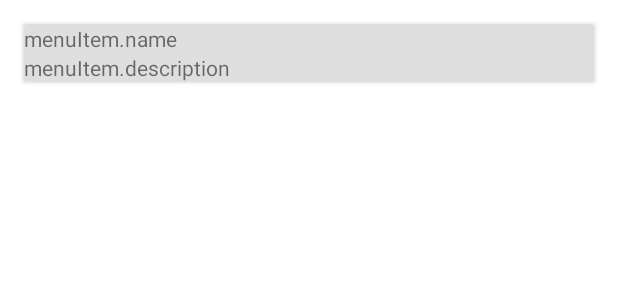
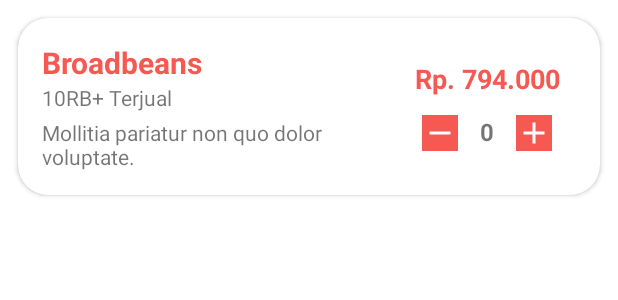
Before and after one commit to ranjabi/IF3210-2023-Android-NKR, an Android app: the layout list_menu_item.xml on its own in the app's theme, with its tools: preview values and no code run, on a phone screen of 412 x 824 dp. Shown: the top 300 px of the screen. Run offline under Robolectric (Android 15) with nearby library versions, the light colour scheme and no system bars.

Commit message:
feat: add menu click listener

```diff
--- a/app/src/main/java/com/example/majika/adapter/ListMenuAdapter.kt
+++ b/app/src/main/java/com/example/majika/adapter/ListMenuAdapter.kt
@@ -8,14 +8,7 @@ import androidx.recyclerview.widget.RecyclerView
 import com.example.majika.databinding.ListMenuItemBinding
 import com.example.majika.model.MenuItem
 
-class ListMenuAdapter : ListAdapter<MenuItem, ListMenuAdapter.MenuItemViewHolder>(DiffCallback) {
-
-    class MenuItemViewHolder(private var binding: ListMenuItemBinding) : RecyclerView.ViewHolder(binding.root) {
-        fun bind(MenuItem: MenuItem) {
-            binding.menuItem = MenuItem
-            binding.executePendingBindings()
-        }
-    }
+class ListMenuAdapter(val increaseClickListener: MenuItemIncreaseListener, val decreaseClickListener: MenuItemDecreaseListener) : ListAdapter<MenuItem, ListMenuAdapter.MenuItemViewHolder>(DiffCallback) {
 
     override fun onCreateViewHolder(
         parent: ViewGroup,
@@ -26,7 +19,20 @@ class ListMenuAdapter : ListAdapter<MenuItem, ListMenuAdapter.MenuItemViewHolder
 
     override fun onBindViewHolder(holder: ListMenuAdapter.MenuItemViewHolder, position: Int) {
         val menuItem = getItem(position)
-        holder.bind(menuItem)
+        holder.bind(menuItem, increaseClickListener, decreaseClickListener)
+    }
+
+    class MenuItemViewHolder(private var binding: ListMenuItemBinding) : RecyclerView.ViewHolder(binding.root) {
+        fun bind(
+            MenuItem: MenuItem,
+            increaseClickListener: MenuItemIncreaseListener,
+            decreaseClickListener: MenuItemDecreaseListener
+        ) {
+            binding.menuItem = MenuItem
+            binding.increaseClickListener = increaseClickListener
+            binding.decreaseClickListener = decreaseClickListener
+            binding.executePendingBindings()
+        }
     }
 
     companion object DiffCallback : DiffUtil.ItemCallback<MenuItem>() {
@@ -41,3 +47,11 @@ class ListMenuAdapter : ListAdapter<MenuItem, ListMenuAdapter.MenuItemViewHolder
     }
 
 }
+
+class MenuItemIncreaseListener(val increaseclickListener: ((name: String) -> Unit?)? = null)  {
+    fun onIncreaseClick(menuItem: MenuItem) = increaseclickListener?.invoke(menuItem.name)
+}
+
+class MenuItemDecreaseListener(val decreaseclickListener: ((name: String) -> Unit?)? = null)  {
+    fun onDecreaseClick(menuItem: MenuItem) = decreaseclickListener?.invoke(menuItem.name)
+}
--- a/app/src/main/java/com/example/majika/view/MenuFragment.kt
+++ b/app/src/main/java/com/example/majika/view/MenuFragment.kt
@@ -1,14 +1,18 @@
 package com.example.majika.view
 
 import android.os.Bundle
+import android.util.Log
 import android.view.LayoutInflater
 import android.view.View
 import android.view.ViewGroup
+import android.widget.Toast
 import androidx.fragment.app.Fragment
 import androidx.fragment.app.viewModels
 import androidx.navigation.fragment.findNavController
 import com.example.majika.R
 import com.example.majika.adapter.ListMenuAdapter
+import com.example.majika.adapter.MenuItemDecreaseListener
+import com.example.majika.adapter.MenuItemIncreaseListener
 import com.example.majika.databinding.FragmentMenuBinding
 import com.example.majika.viewmodel.MenuViewModel
 
@@ -22,9 +26,7 @@ class MenuFragment : Fragment() {
      * to enable data binding to observe liveData
      */
     override fun onCreateView(
-        inflater: LayoutInflater,
-        container: ViewGroup?,
-        savedInstanceState: Bundle?
+        inflater: LayoutInflater, container: ViewGroup?, savedInstanceState: Bundle?
     ): View? {
         _binding = FragmentMenuBinding.inflate(inflater)
 
@@ -33,7 +35,13 @@ class MenuFragment : Fragment() {
 
         // give binding access to menuViewModel
         binding.menuViewModel = viewModel
-        binding.recyclerView.adapter = ListMenuAdapter()
+        binding.recyclerView.adapter = ListMenuAdapter(MenuItemIncreaseListener { name ->
+            Log.d("MenuFragment", "${name} increase clicked")
+            Toast.makeText(context, "${name} increase clicked", Toast.LENGTH_LONG).show()
+        }, MenuItemDecreaseListener { name ->
+            Log.d("MenuFragment", "${name} decrease clicked")
+            Toast.makeText(context, "${name} decrease clicked", Toast.LENGTH_LONG).show()
+        })
         return binding.root
     }
 
--- a/app/src/main/java/com/example/majika/viewmodel/MenuViewModel.kt
+++ b/app/src/main/java/com/example/majika/viewmodel/MenuViewModel.kt
@@ -8,6 +8,8 @@ import androidx.lifecycle.viewModelScope
 import com.example.majika.model.MenuItem
 import com.example.majika.network.MajikaApi
 import kotlinx.coroutines.launch
+
+private const val TAG = "MenuViewModel"
 
 class MenuViewModel : ViewModel() {
     private val _status = MutableLiveData<String>()
@@ -23,9 +25,11 @@ class MenuViewModel : ViewModel() {
         viewModelScope.launch {
             try {
                 _menuItem.value = MajikaApi.retrofitService.getAllMenu().data
-                Log.d("MenuViewModel", menuItem.toString())
+                Log.d(TAG, menuItem.toString())
+                Log.d(TAG, "api loaded")
             } catch (e: Exception) {
                 _status.value = "Failure: ${e.message}"
+                Log.d(TAG, "Failure: ${e.message}")
             }
         }
     }
--- /dev/null
+++ b/app/src/main/res/drawable/baseline_add_24.xml
@@ -0,0 +1,5 @@
+<vector android:height="24dp" android:tint="#FFFFFF"
+    android:viewportHeight="24" android:viewportWidth="24"
+    android:width="24dp" xmlns:android="http://schemas.android.com/apk/res/android">
+    <path android:fillColor="@android:color/white" android:pathData="M19,13h-6v6h-2v-6H5v-2h6V5h2v6h6v2z"/>
+</vector>
--- /dev/null
+++ b/app/src/main/res/drawable/baseline_remove_24.xml
@@ -0,0 +1,5 @@
+<vector android:height="24dp" android:tint="#FFFFFF"
+    android:viewportHeight="24" android:viewportWidth="24"
+    android:width="24dp" xmlns:android="http://schemas.android.com/apk/res/android">
+    <path android:fillColor="@android:color/white" android:pathData="M19,13H5v-2h14v2z"/>
+</vector>
--- a/app/src/main/res/layout/fragment_menu.xml
+++ b/app/src/main/res/layout/fragment_menu.xml
@@ -13,7 +13,8 @@
 
     <FrameLayout
         android:layout_width="match_parent"
-        android:layout_height="match_parent">
+        android:layout_height="match_parent"
+        android:background="#F5F5F5">
 
         <Button
             android:id="@+id/button2"
@@ -21,8 +22,10 @@
             android:layout_height="wrap_content"
             android:onClick="@{() -> menuFragment.goToNextScreen()}"
             android:text="go to cart"
-            tools:layout_editor_absoluteX="104dp"
-            tools:layout_editor_absoluteY="271dp" />
+            app:layout_constraintBottom_toBottomOf="parent"
+            app:layout_constraintEnd_toEndOf="parent"
+            app:layout_constraintStart_toStartOf="@+id/recyclerView"
+            app:layout_constraintTop_toTopOf="@+id/recyclerView" />
 
         <androidx.recyclerview.widget.RecyclerView
             android:id="@+id/recyclerView"
--- a/app/src/main/res/layout/list_menu_item.xml
+++ b/app/src/main/res/layout/list_menu_item.xml
@@ -9,46 +9,121 @@
         <variable
             name="menuItem"
             type="com.example.majika.model.MenuItem" />
+        <variable
+            name="increaseClickListener"
+            type="com.example.majika.adapter.MenuItemIncreaseListener" />
+        <variable
+            name="decreaseClickListener"
+            type="com.example.majika.adapter.MenuItemDecreaseListener" />
     </data>
 
-    <LinearLayout
+    <RelativeLayout
         android:layout_width="match_parent"
-        android:layout_height="match_parent"
-        android:orientation="vertical"
-        android:padding="8dp">
+        android:layout_height="match_parent">
 
         <androidx.cardview.widget.CardView
             android:layout_width="match_parent"
             android:layout_height="wrap_content"
-            android:layout_margin="8dp"
-            android:layout_marginVertical="12dp"
-            android:layout_marginStart="8dp"
-            android:layout_marginTop="8dp"
-            android:layout_marginBottom="8dp"
-            android:padding="10dp"
-            app:cardBackgroundColor="#DFDFDF">
+            android:layout_margin="12dp"
+            app:cardCornerRadius="20dp">
 
             <LinearLayout
                 android:layout_width="match_parent"
-                android:layout_height="wrap_content"
-                android:orientation="vertical"
-                android:outlineProvider="bounds">
+                android:layout_height="match_parent"
+                android:orientation="horizontal"
+                android:padding="16dp"
+                android:weightSum="3">
 
+                <LinearLayout
+                    android:layout_width="0dp"
+                    android:layout_height="match_parent"
+                    android:layout_weight="2"
+                    android:orientation="vertical"
+                    android:outlineProvider="bounds">
 
-                <TextView
-                    android:layout_width="wrap_content"
-                    android:layout_height="wrap_content"
-                    android:text="@{menuItem.name}"
-                    tools:text="menuItem.name" />
+                    <TextView
+                        android:layout_width="match_parent"
+                        android:layout_height="wrap_content"
+                        android:text="@{menuItem.name}"
+                        android:textColor="?attr/colorPrimary"
+                        android:textSize="20sp"
+                        android:textStyle="bold"
+                        tools:text="Broadbeans" />
 
-                <TextView
-                    android:id="@+id/textView2"
-                    android:layout_width="wrap_content"
-                    android:layout_height="wrap_content"
-                    android:text="@{menuItem.description}"
-                    tools:text="menuItem.description" />
+                    <TextView
+                        android:layout_width="match_parent"
+                        android:layout_height="wrap_content"
+                        android:text="@{menuItem.sold}"
+                        tools:text="10RB+ Terjual" />
+
+                    <TextView
+                        android:layout_width="match_parent"
+                        android:layout_height="wrap_content"
+                        android:layout_marginTop="4dp"
+                        android:text="@{menuItem.description}"
+                        tools:text="Mollitia pariatur non quo dolor voluptate." />
+                </LinearLayout>
+
+                <LinearLayout
+                    android:layout_width="0dp"
+                    android:layout_height="match_parent"
+                    android:layout_weight="1"
+                    android:orientation="vertical">
+
+                    <TextView
+                        android:id="@+id/textView"
+                        android:layout_width="match_parent"
+                        android:layout_height="wrap_content"
+                        android:layout_marginTop="12dp"
+                        android:text="@{menuItem.price}"
+                        android:textAlignment="center"
+                        android:textColor="?attr/colorPrimary"
+                        android:textSize="18dp"
+                        android:textStyle="bold"
+                        tools:text="Rp. 794.000" />
+
+                    <RelativeLayout
+                        android:layout_width="match_parent"
+                        android:layout_height="match_parent"
+                        android:paddingHorizontal="16dp"
+                        android:paddingVertical="12dp">
+
+                        <ImageButton
+                            android:id="@+id/imageButton2"
+                            android:layout_width="wrap_content"
+                            android:layout_height="wrap_content"
+                            android:layout_alignParentLeft="false"
+                            android:layout_alignParentRight="true"
+                            android:background="#F55951"
+                            android:clickable="true"
+                            android:onClick="@{() -> increaseClickListener.onIncreaseClick(menuItem)}"
+                            app:srcCompat="@drawable/baseline_add_24" />
+
+                        <ImageButton
+                            android:id="@+id/imageButton4"
+                            android:layout_width="wrap_content"
+                            android:layout_height="wrap_content"
+                            android:layout_alignParentLeft="true"
+                            android:background="#F55951"
+                            android:clickable="true"
+                            android:onClick="@{() -> decreaseClickListener.onDecreaseClick(menuItem)}"
+                            app:srcCompat="@drawable/baseline_remove_24" />
+
+                        <TextView
+                            android:id="@+id/textView3"
+                            android:layout_width="match_parent"
+                            android:layout_height="wrap_content"
+                            android:layout_alignBaseline="@id/imageButton2"
+                            android:text="0"
+                            android:textAlignment="center"
+                            android:textSize="16dp"
+                            android:textStyle="bold"
+                            tools:text="0" />
+                    </RelativeLayout>
+                </LinearLayout>
+
             </LinearLayout>
         </androidx.cardview.widget.CardView>
-    </LinearLayout>
+    </RelativeLayout>
 
 </layout>
--- a/app/src/main/res/values/themes.xml
+++ b/app/src/main/res/values/themes.xml
@@ -2,7 +2,7 @@
     <!-- Base application theme. -->
     <style name="Theme.Majika" parent="Theme.MaterialComponents.DayNight.DarkActionBar">
         <!-- Primary brand color. -->
-        <item name="colorPrimary">@color/purple_500</item>
+        <item name="colorPrimary">#F55951</item>
         <item name="colorPrimaryVariant">@color/purple_700</item>
         <item name="colorOnPrimary">@color/white</item>
         <!-- Secondary brand color. -->
```
